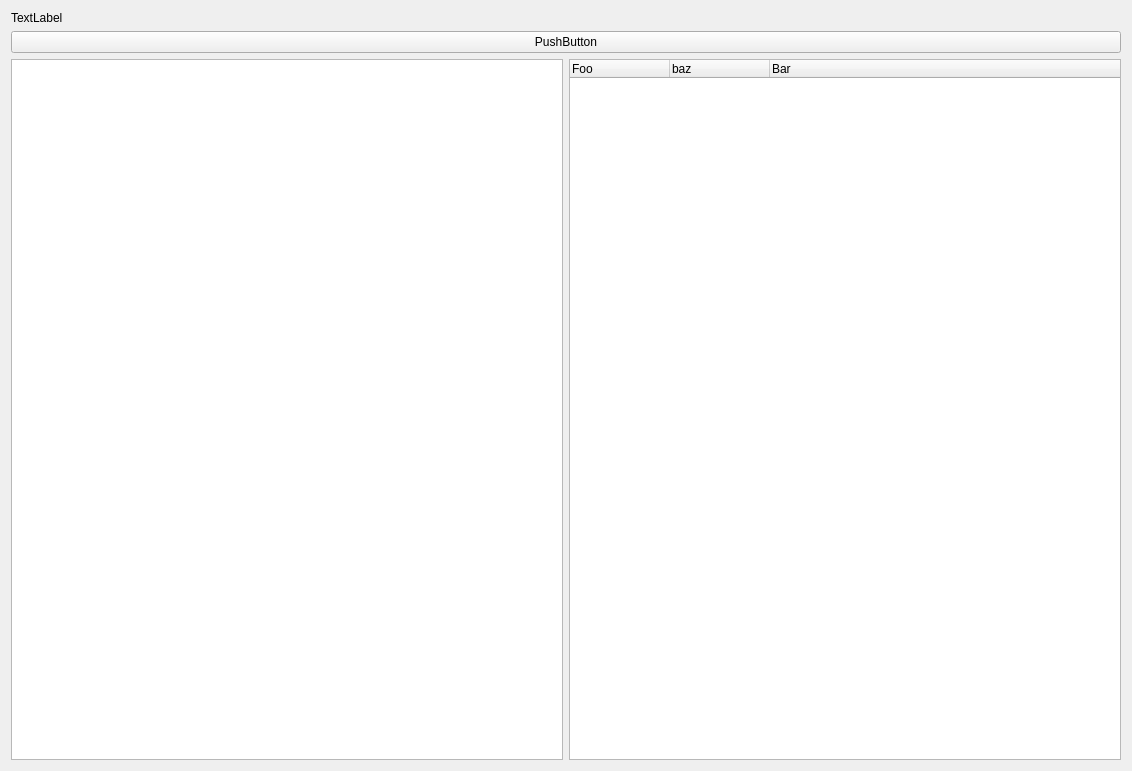
Qt form Resources/ui/student_window.ui (azzamsa/lupv) before a commit.
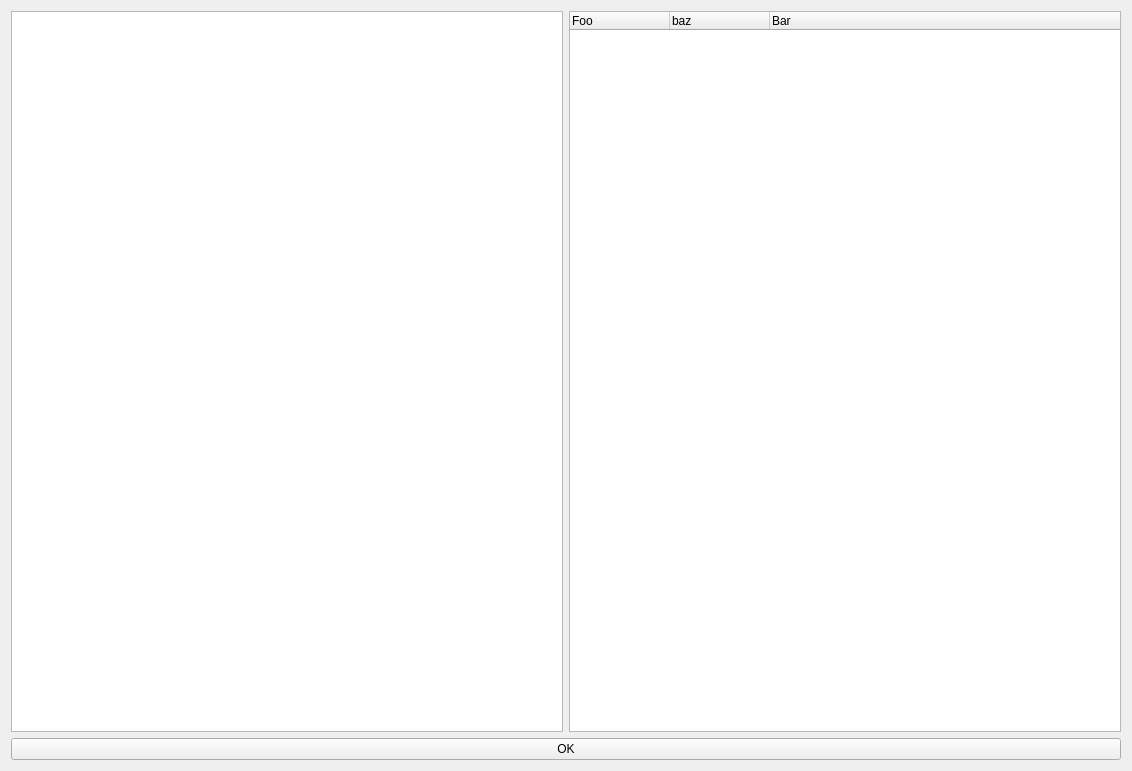
The same form after that commit.

Commit message: Second version skeleton student_view

```diff
--- a/Resources/ui/student_window.ui
+++ b/Resources/ui/student_window.ui
@@ -14,20 +14,6 @@
    <string>Lupv</string>
   </property>
   <layout class="QVBoxLayout" name="verticalLayout_2">
-   <item>
-    <widget class="QLabel" name="name_label">
-     <property name="text">
-      <string>TextLabel</string>
-     </property>
-    </widget>
-   </item>
-   <item>
-    <widget class="QPushButton" name="push_me">
-     <property name="text">
-      <string>PushButton</string>
-     </property>
-    </widget>
-   </item>
    <item>
     <layout class="QHBoxLayout" name="horizontalLayout">
      <item>
@@ -58,6 +44,13 @@
      </item>
     </layout>
    </item>
+   <item>
+    <widget class="QPushButton" name="close_btn">
+     <property name="text">
+      <string>OK</string>
+     </property>
+    </widget>
+   </item>
   </layout>
  </widget>
  <resources/>
```
The commit also changes 2 other files.
